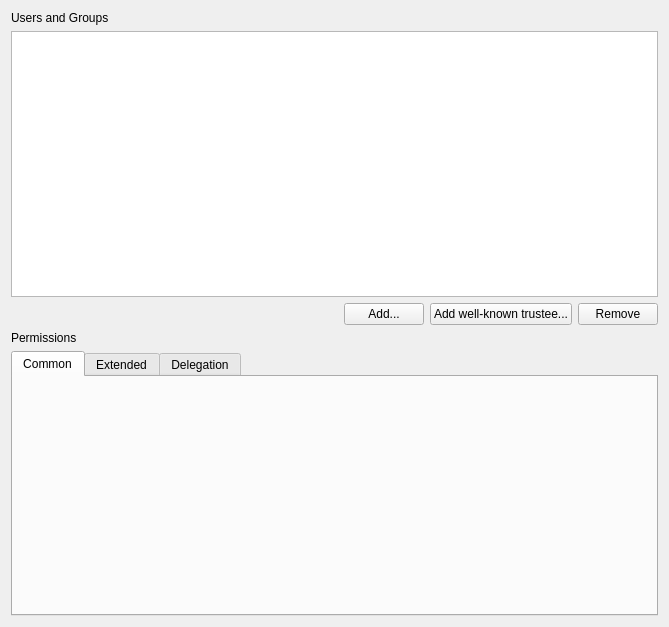
Qt form src/admc/tabs/security_tab.ui (Samael340/admc) before a commit.
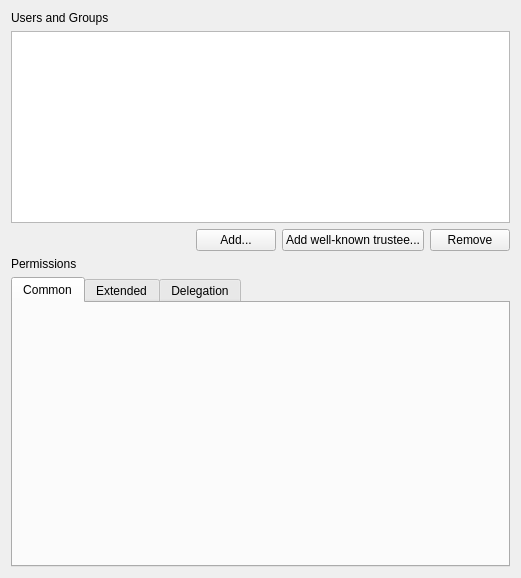
The same form after that commit. Custom widgets are drawn as their Qt base class.

Commit message:
Changed trustee list's vertical size policy
Vertical size policy is changed from expanding to preffered
for trustee list in the security tab.

What changed in the file:
```diff
--- a/src/admc/tabs/security_tab.ui
+++ b/src/admc/tabs/security_tab.ui
@@ -6,8 +6,8 @@
    <rect>
     <x>0</x>
     <y>0</y>
-    <width>669</width>
-    <height>627</height>
+    <width>521</width>
+    <height>578</height>
    </rect>
   </property>
   <property name="windowTitle">
@@ -23,6 +23,18 @@
    </item>
    <item>
     <widget class="QTreeView" name="trustee_view">
+     <property name="sizePolicy">
+      <sizepolicy hsizetype="Expanding" vsizetype="Preferred">
+       <horstretch>1</horstretch>
+       <verstretch>0</verstretch>
+      </sizepolicy>
+     </property>
+     <property name="maximumSize">
+      <size>
+       <width>16777215</width>
+       <height>16777215</height>
+      </size>
+     </property>
      <property name="editTriggers">
       <set>QAbstractItemView::NoEditTriggers</set>
      </property>
```
